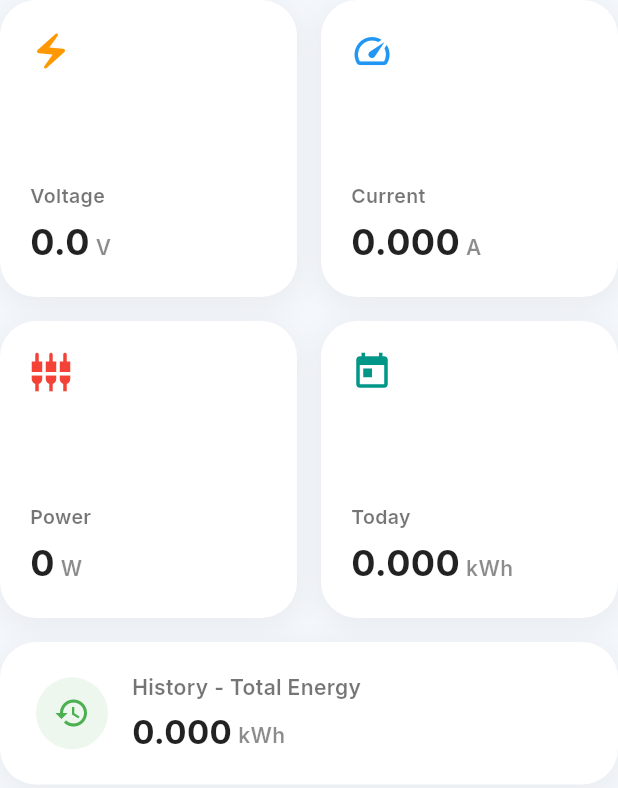
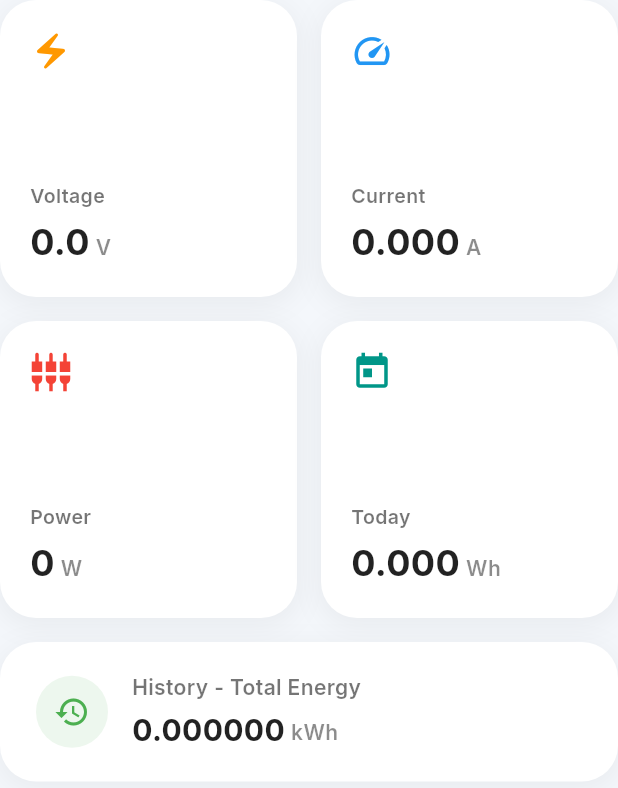
Before and after one commit to Vaibhav-Vinil/Smart-Plug-App-for-OpenBeken-Plugs, a Flutter app: the TelemetryCards widget shown alone on an empty page, opened directly, on a phone screen of 412 x 824 dp. Shown: the top 788 px of the screen. Run offline on Flutter 3.47's test engine with Material 3 defaults, Android fonts, the light colour scheme and no system bars; our stand-ins replace connectivity_plus, fl_chart, google_fonts, permission_handler, shared_preferences, shimmer and 1 more; missing offline and left inert: bonsoir, flutter_multicast_lock, mqtt_client, network_info_plus, upnp_client; accounts and stored records are empty.

Commit message:
Units kWh fixed

```diff
--- a/smart_plug_app/lib/ui/widgets/telemetry_cards.dart
+++ b/smart_plug_app/lib/ui/widgets/telemetry_cards.dart
@@ -29,11 +29,17 @@ class TelemetryCards extends StatelessWidget {
                 _buildGridTile('Voltage', voltageFormat.format(data.voltage), 'V', Icons.electric_bolt, Colors.orange),
                 _buildGridTile('Current', currentFormat.format(data.current), 'A', Icons.speed, Colors.blue),
                 _buildGridTile('Power', powerFormat.format(data.power), 'W', Icons.settings_input_component, Colors.red),
-                _buildGridTile('Today', data.energyToday.toStringAsFixed(3), 'kWh', Icons.today, Colors.teal),
+                _buildGridTile('Today', (provider.energyTodayComputed / 1000).toStringAsFixed(3), 'Wh', Icons.today, Colors.teal),
               ],
             ),
             const SizedBox(height: 16.0),
-            _buildHorizontalTile('History - Total Energy', data.energyTotal.toStringAsFixed(3), 'kWh', Icons.history, Colors.green),
+            _buildHorizontalTile(
+              'History - Total Energy',
+              (data.energyTotal / 1000).toStringAsFixed(6),
+              'kWh',
+              Icons.history,
+              Colors.green,
+            ),
           ],
         );
       },
@@ -104,7 +110,7 @@ class TelemetryCards extends StatelessWidget {
                   children: [
                     Text(
                       value,
-                      style: const TextStyle(color: Colors.black87, fontSize: 22, fontWeight: FontWeight.bold),
+                      style: const TextStyle(color: Colors.black87, fontSize: 20, fontWeight: FontWeight.bold),
                     ),
                     const SizedBox(width: 4),
                     Text(
```
Also changed, not shown: smart_plug_app/lib/core/telemetry_provider.dart (+11 -1 lines).
